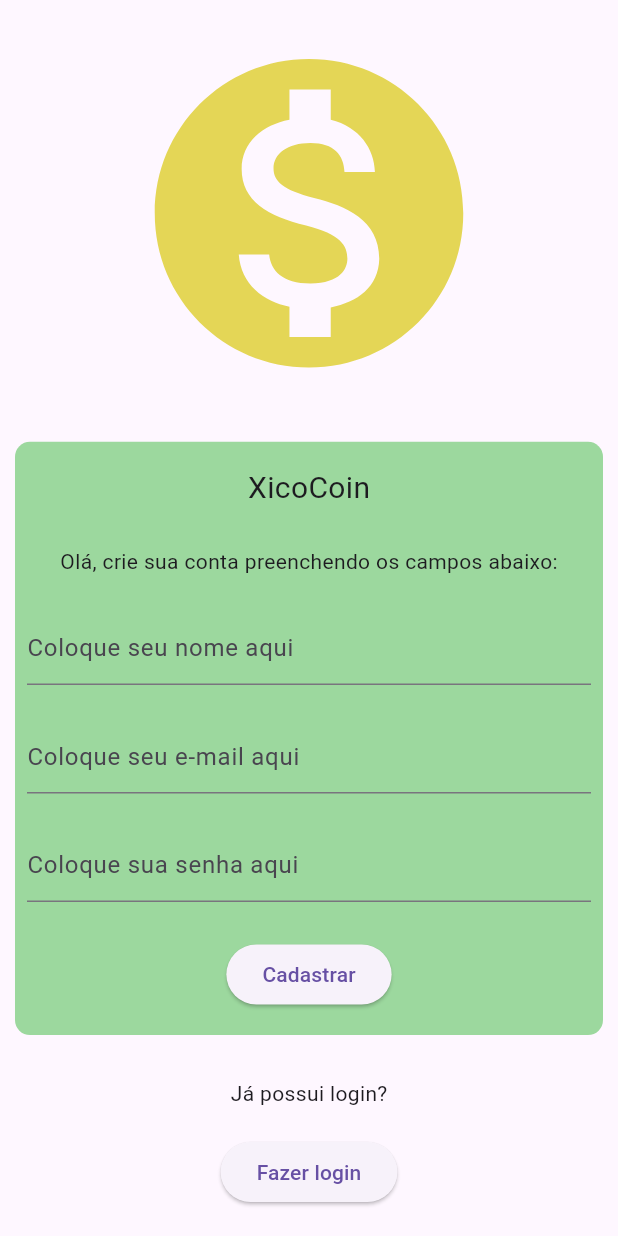
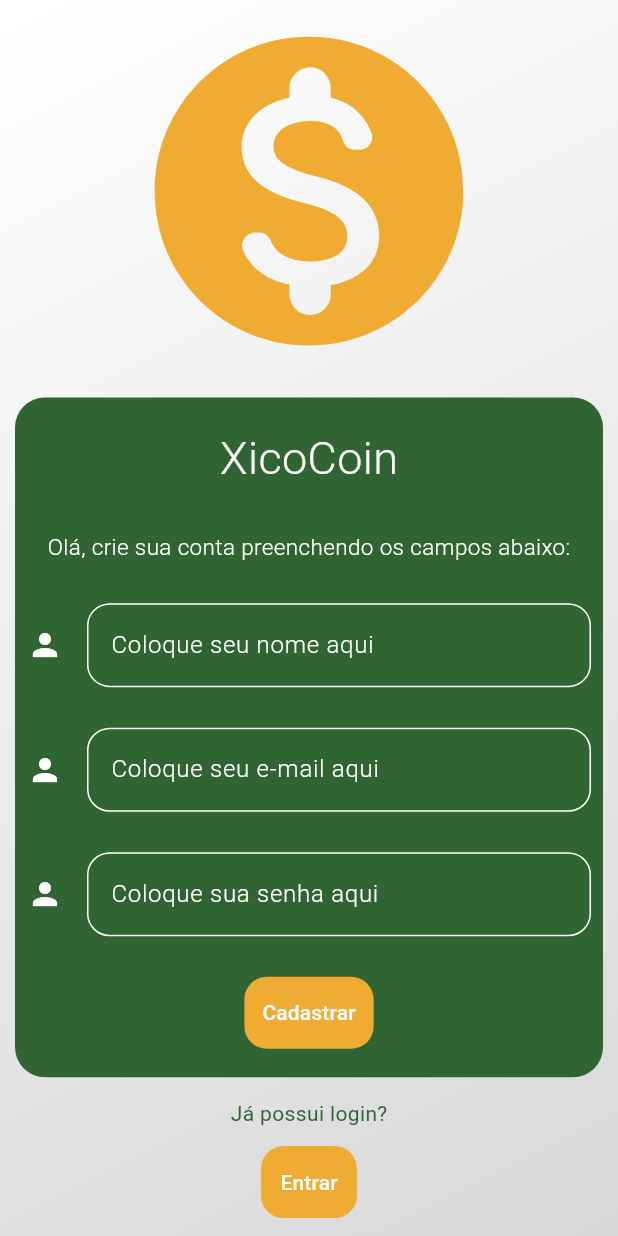
Before and after one commit to matheusAFONSECA/Fintrack-frontend, a Flutter app: the screen it shows after launch, on a phone screen of 412 x 824 dp. Run offline on Flutter 3.47's test engine with Material 3 defaults, Android fonts, the light colour scheme and no system bars.

Commit message:
finish register screen design

```diff
--- a/lib/View/register_screen.dart
+++ b/lib/View/register_screen.dart
@@ -1,3 +1,5 @@
+// ignore_for_file: prefer_const_constructors
+
 import 'dart:ui';
 
 import 'package:flutter/material.dart';
@@ -12,21 +14,34 @@ class RegisterPage extends StatelessWidget {
   @override
   Widget build(BuildContext context) {
     return Scaffold(
-      body: Column(
+      body: SingleChildScrollView(
+        child: Container(
+          height: MediaQuery.of(context).size.height,
+          decoration: BoxDecoration(
+            gradient: LinearGradient(
+              colors: [
+                Color.fromARGB(255, 255, 255, 255),
+                Color.fromARGB(255, 216, 216, 216)
+              ], // Defina as cores do gradiente
+              begin: Alignment.topLeft, // Ponto de início do gradiente
+              end: Alignment.bottomRight, // Ponto de fim do gradiente
+            ),
+          ),
+          child: Column(
             mainAxisAlignment: MainAxisAlignment.spaceEvenly,
             children: [
               Icon(
-            Icons.monetization_on,
-            color: Color.fromARGB(255, 228, 214, 86),
+                Icons.monetization_on_rounded,
+                color: Color.fromARGB(255, 240, 171, 51),
                 size: MediaQuery.of(context).size.height * 0.3,
               ),
               Padding(
                 padding: const EdgeInsets.all(10.0),
                 child: Container(
-              height: MediaQuery.of(context).size.height * 0.48,
+                  height: MediaQuery.of(context).size.height * 0.55,
                   decoration: BoxDecoration(
-                  color: const Color.fromARGB(255, 156, 216, 158),
-                  borderRadius: BorderRadius.all(Radius.circular(10))),
+                      color: Color.fromARGB(255, 48, 100, 50),
+                      borderRadius: BorderRadius.all(Radius.circular(20))),
                   child: Column(
                     mainAxisAlignment: MainAxisAlignment.spaceEvenly,
                     children: [
@@ -34,50 +49,135 @@ class RegisterPage extends StatelessWidget {
                         padding: const EdgeInsets.all(8.0),
                         child: Text(
                           'XicoCoin',
-                      style: TextStyle(fontSize: 20),
+                          style: TextStyle(
+                              fontSize: 30,
+                              color: Colors.white,
+                              fontWeight: FontWeight.w300),
                         ),
                       ),
                       Padding(
                         padding: const EdgeInsets.all(8.0),
                         child: Text(
-                        'Olá, crie sua conta preenchendo os campos abaixo:'),
+                          'Olá, crie sua conta preenchendo os campos abaixo:',
+                          style: TextStyle(
+                              color: Colors.white,
+                              fontWeight: FontWeight.w300,
+                              fontSize: 15),
+                        ),
                       ),
                       Padding(
                         padding: const EdgeInsets.all(8.0),
                         child: TextField(
                           controller: _nameController,
-                      decoration:
-                          InputDecoration(hintText: 'Coloque seu nome aqui'),
+                          decoration: InputDecoration(
+                            icon: Icon(
+                              Icons.person,
+                              color: Colors.white,
+                            ),
+                            hintText: 'Coloque seu nome aqui',
+                            hintStyle: TextStyle(
+                                color: Colors.white,
+                                fontWeight: FontWeight.w300),
+                            enabledBorder: OutlineInputBorder(
+                              borderRadius: BorderRadius.all(
+                                  Radius.circular(15.0)), // Borda arredondada
+                              borderSide: BorderSide(
+                                color: Colors.white, // Cor branca
+                                width: 1.0,
+                              ),
+                            ),
+                          ),
+                          style: TextStyle(color: Colors.white), // Cor do texto
                         ),
                       ),
                       Padding(
                         padding: const EdgeInsets.all(8.0),
                         child: TextField(
                           controller: _emailController,
-                      decoration:
-                          InputDecoration(hintText: 'Coloque seu e-mail aqui'),
+                          decoration: InputDecoration(
+                            icon: Icon(
+                              Icons.person,
+                              color: Colors.white,
+                            ),
+                            hintText: 'Coloque seu e-mail aqui',
+                            hintStyle: TextStyle(
+                                color: Colors.white,
+                                fontWeight: FontWeight.w300),
+                            enabledBorder: OutlineInputBorder(
+                              borderRadius: BorderRadius.all(
+                                  Radius.circular(15.0)), // Borda arredondada
+                              borderSide: BorderSide(
+                                color: Colors.white, // Cor branca
+                                width: 1.0,
+                              ),
+                            ),
+                          ),
+                          style: TextStyle(color: Colors.white), // Cor do texto
                         ),
                       ),
                       Padding(
                         padding: const EdgeInsets.all(8.0),
                         child: TextField(
                           controller: _passwordController,
-                      decoration:
-                          InputDecoration(hintText: 'Coloque sua senha aqui'),
+                          decoration: InputDecoration(
+                            icon: Icon(
+                              Icons.person,
+                              color: Colors.white,
+                            ),
+                            hintText: 'Coloque sua senha aqui',
+                            hintStyle: TextStyle(
+                                color: Colors.white,
+                                fontWeight: FontWeight.w300),
+                            enabledBorder: OutlineInputBorder(
+                              borderRadius: BorderRadius.all(
+                                  Radius.circular(15.0)), // Borda arredondada
+                              borderSide: BorderSide(
+                                color: Colors.white, // Cor branca
+                                width: 1.0,
+                              ),
+                            ),
+                          ),
+                          style: TextStyle(color: Colors.white), // Cor do texto
                         ),
                       ),
                       Padding(
                         padding: const EdgeInsets.all(8.0),
-                    child: ElevatedButton(
-                        onPressed: () {}, child: Text('Cadastrar')),
-                  ),
+                        child: Container(
+                            decoration: BoxDecoration(
+                                color: Color.fromARGB(255, 240, 171, 51),
+                                borderRadius:
+                                    BorderRadius.all(Radius.circular(15))),
+                            child: TextButton(
+                                onPressed: () {},
+                                child: Text(
+                                  'Cadastrar',
+                                  style: TextStyle(color: Colors.white),
+                                ))),
+                      )
                     ],
                   ),
                 ),
               ),
-          Text('Já possui login?'),
-          ElevatedButton(onPressed: () {}, child: Text('Fazer login'))
+              Text(
+                'Já possui login?',
+                style: TextStyle(color: Color.fromARGB(255, 48, 100, 50)),
+              ),
+              Padding(
+                padding: const EdgeInsets.all(8.0),
+                child: Container(
+                    decoration: BoxDecoration(
+                        color: Color.fromARGB(255, 240, 171, 51),
+                        borderRadius: BorderRadius.all(Radius.circular(15))),
+                    child: TextButton(
+                        onPressed: () {},
+                        child: Text(
+                          'Entrar',
+                          style: TextStyle(color: Colors.white),
+                        ))),
+              )
             ],
+          ),
+        ),
       ),
     );
   }
```
Lines whose indentation alone changed are shown as unchanged.
